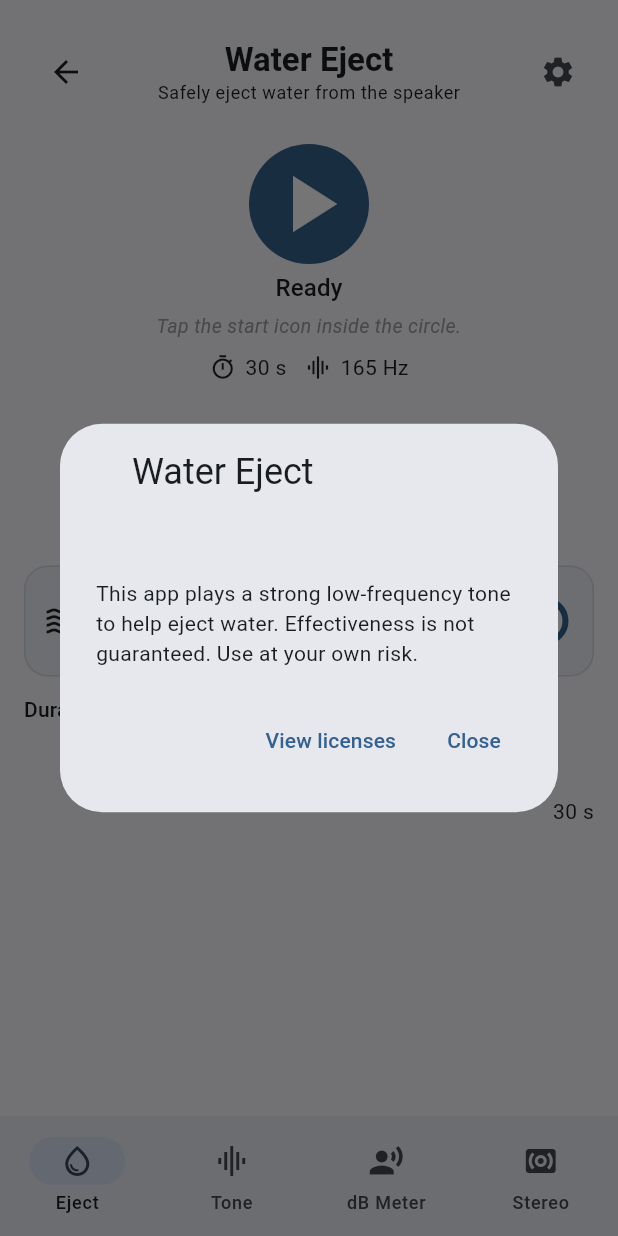
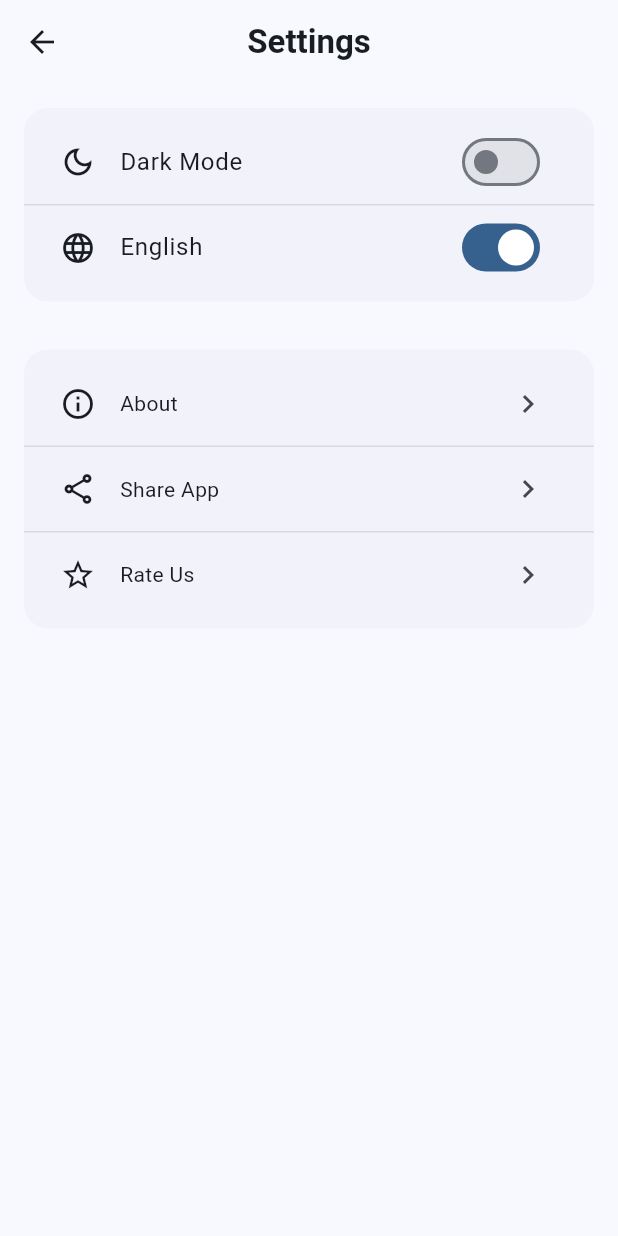
Before and after one commit to esrabetulozcann/Water-Eject-App, a Flutter app: the CleanerShell screen opened by its route, after a tap on the "settings" icon, on a phone screen of 412 x 824 dp. Run offline on Flutter 3.47's test engine with Material 3 defaults, Android fonts, the phone set to English and light mode, and no system bars; our stand-ins replace bloc, easy_localization, equatable, flutter_bloc, just_audio, lottie and 4 more; missing offline and left inert: noise_meter, volume_controller; accounts and stored records are empty.

Commit message:
Adding setting page

```diff
--- a/assets/translations/en-US.json
+++ b/assets/translations/en-US.json
@@ -92,5 +92,14 @@
   "skip": "Skip",
   "next": "Next",
   "auto_loop_description": "Auto Loop: Automatically switches between channels during testing",
-  "ready_hint": "Tap the start icon inside the circle."
+  "ready_hint": "Tap the start icon inside the circle.",
+  "setting_title": "Settings",
+  "setting_dark_mode": "Dark Mode",
+  "setting_light_mode": "Light Mode",
+  "setting_language_en": "English",
+  "setting_language_tr": "Turkish",
+  "setting_abaout": "About",
+  "setting_app_share": "Share App",
+  "setting_app_rate": "Rate Us",
+  "setting_privacy_policy": "Privacy Policy"
 }
--- a/lib/app/common/constant/app_icons.dart
+++ b/lib/app/common/constant/app_icons.dart
@@ -25,6 +25,12 @@ enum AppIcons {
   recordVoice,
   surroundSound,
   play, // oynat ikonu
+  darkMode,
+  language,
+  chevron_right,
+  info,
+  share,
+  star,
 }
 
 extension AppIconsExtension on AppIcons {
@@ -76,6 +82,18 @@ extension AppIconsExtension on AppIcons {
         return Icons.surround_sound;
       case AppIcons.play:
         return Icons.play_arrow;
+      case AppIcons.darkMode:
+        return Icons.dark_mode_outlined;
+      case AppIcons.language:
+        return Icons.language_outlined;
+      case AppIcons.chevron_right:
+        return Icons.chevron_right;
+      case AppIcons.info:
+        return Icons.info_outline;
+      case AppIcons.share:
+        return Icons.share_outlined;
+      case AppIcons.star:
+        return Icons.star_border_outlined;
     }
   }
 }
--- a/lib/app/common/constant/localization_keys.dart
+++ b/lib/app/common/constant/localization_keys.dart
@@ -103,4 +103,15 @@ class LocaleKeys {
   static const tone_generator = 'tone_generator';
   static const tone_subtitle = 'tone_subtitle';
   static const tone_about_description = 'tone_about_description';
+
+  //setting page
+  static const setting_title = 'setting_title';
+  static const setting_dark_mode = 'setting_dark_mode';
+  static const setting_light_mode = 'setting_light_mode';
+  static const setting_language_en = 'setting_language_en';
+  static const setting_language_tr = 'setting_language_tr';
+  static const setting_abaout = 'setting_abaout';
+  static const setting_app_share = 'setting_app_share';
+  static const setting_app_rate = 'setting_app_rate';
+  static const setting_privacy_policy = 'setting_privacy_policy';
 }
--- a/lib/app/features/presentation/cleaner/widgets/cleaner_app_bar.dart
+++ b/lib/app/features/presentation/cleaner/widgets/cleaner_app_bar.dart
@@ -2,6 +2,7 @@ import 'package:easy_localization/easy_localization.dart';
 import 'package:flutter/material.dart';
 import 'package:water_eject/app/common/constant/localization_keys.dart';
 import 'package:water_eject/app/common/widgets/common_app_bar.dart';
+import 'package:water_eject/app/features/presentation/setting/views/setting_page.dart';
 
 class CleanerAppBar extends StatelessWidget {
   const CleanerAppBar({super.key});
@@ -15,11 +16,20 @@ class CleanerAppBar extends StatelessWidget {
       subtitle: LocaleKeys.cta_subtitle.tr(),
       showSettings: true,
       onSettingsPressed: () {
-        showAboutDialog(
+        Navigator.push(
+          context,
+          MaterialPageRoute(
+            builder: (context) {
+              return const SettingPage();
+            },
+          ),
+        );
+        /*showAboutDialog(
           context: context,
           applicationName: LocaleKeys.app_title.tr(),
           children: [Text(LocaleKeys.disclaimer_body.tr())],
         );
+        */
       },
 
       //  backgroundColor: const Color(0xFFE1F5FE),
--- /dev/null
+++ b/lib/app/features/presentation/setting/cubit/setting_cubit.dart
@@ -0,0 +1,14 @@
+import 'package:flutter_bloc/flutter_bloc.dart';
+import 'package:water_eject/app/features/presentation/setting/cubit/setting_state.dart';
+
+class SettingCubit extends Cubit<SettingState> {
+  SettingCubit() : super(const SettingState());
+
+  void toggleDarkMode(bool value) {
+    emit(state.copyWith(isDarkMode: value));
+  }
+
+  void toggleLanguage(bool isEnglish) {
+    emit(state.copyWith(isEnglish: isEnglish));
+  }
+}
--- /dev/null
+++ b/lib/app/features/presentation/setting/cubit/setting_state.dart
@@ -0,0 +1,18 @@
+import 'package:equatable/equatable.dart';
+
+class SettingState extends Equatable {
+  final bool isDarkMode;
+  final bool isEnglish;
+
+  const SettingState({this.isDarkMode = false, this.isEnglish = true});
+
+  SettingState copyWith({bool? isDarkMode, bool? isEnglish}) {
+    return SettingState(
+      isDarkMode: isDarkMode ?? this.isDarkMode,
+      isEnglish: isEnglish ?? this.isEnglish,
+    );
+  }
+
+  @override
+  List<Object?> get props => [isDarkMode, isEnglish];
+}
--- /dev/null
+++ b/lib/app/features/presentation/setting/views/setting_page.dart
@@ -0,0 +1,88 @@
+import 'package:easy_localization/easy_localization.dart';
+import 'package:flutter/material.dart';
+import 'package:flutter_bloc/flutter_bloc.dart';
+import 'package:water_eject/app/common/constant/app_icons.dart';
+import 'package:water_eject/app/common/constant/localization_keys.dart';
+import 'package:water_eject/app/features/presentation/setting/cubit/setting_cubit.dart';
+import 'package:water_eject/app/features/presentation/setting/cubit/setting_state.dart';
+import 'package:water_eject/app/features/presentation/setting/widgets/setting_app_bar.dart';
+import 'package:water_eject/app/features/presentation/setting/widgets/settings_section.dart';
+import 'package:water_eject/app/features/presentation/setting/widgets/settings_switch_tile.dart';
+import 'package:water_eject/app/features/presentation/setting/widgets/settings_tile.dart';
+import 'package:water_eject/core/cubit/localization_cubit.dart';
+import 'package:water_eject/core/theme/cubit/theme_cubit.dart';
+
+class SettingPage extends StatelessWidget {
+  const SettingPage({super.key});
+
+  @override
+  Widget build(BuildContext context) {
+    return BlocProvider(
+      create: (_) => SettingCubit(),
+      child: BlocBuilder<SettingCubit, SettingState>(
+        builder: (context, state) {
+          final cubit = context.read<SettingCubit>();
+
+          return Scaffold(
+            appBar: SettingAppBar(),
+            body: ListView(
+              padding: const EdgeInsets.all(16),
+              children: [
+                SettingsSection(
+                  children: [
+                    SettingsSwitchTile(
+                      icon: AppIcons.darkMode.iconData,
+                      title: LocaleKeys.setting_dark_mode.tr(),
+                      value: state.isDarkMode,
+                      onChanged: (val) {
+                        // 1) Kendi cubit’inin state’ini güncelle (UI tutarlılığı)
+                        cubit.toggleDarkMode(val);
+                        // 2) Uygulama temasını gerçek Cubit’e bildir (global etki)
+                        context.read<ThemeCubit>().toggle(val);
+                      },
+                    ),
+
+                    SettingsSwitchTile(
+                      icon: AppIcons.language.iconData,
+                      title: LocaleKeys.setting_language_en.tr(),
+                      value: state.isEnglish,
+                      onChanged: (isEnglish) async {
+                        // 1) Kendi cubit’inin state’ini güncelle
+                        cubit.toggleLanguage(isEnglish);
+                        // 2) LocaleCubit’e bildir (global etki)
+                        final locale = isEnglish
+                            ? const Locale('en', 'US')
+                            : const Locale('tr', 'TR');
+                        context.read<LocaleCubit>().setLocale(locale);
+                        // 3) EasyLocalization zaten main.dart’ta BlocListener ile locale’ı güncelliyor.
+                        // (İstersen burada da güvence olsun diye:)
+                        await context.setLocale(locale);
+                      },
+                    ),
+                  ],
+                ),
+                const SizedBox(height: 16),
+                SettingsSection(
+                  children: [
+                    SettingsTile(
+                      icon: AppIcons.info.iconData,
+                      title: LocaleKeys.setting_abaout.tr(),
+                    ),
+                    SettingsTile(
+                      icon: AppIcons.share.iconData,
+                      title: LocaleKeys.setting_app_share.tr(),
+                    ),
+                    SettingsTile(
+                      icon: AppIcons.star.iconData,
+                      title: LocaleKeys.setting_app_rate.tr(),
+                    ),
+                  ],
+                ),
+              ],
+            ),
+          );
+        },
+      ),
+    );
+  }
+}
--- /dev/null
+++ b/lib/app/features/presentation/setting/widgets/setting_app_bar.dart
@@ -0,0 +1,20 @@
+import 'package:easy_localization/easy_localization.dart';
+import 'package:flutter/material.dart';
+import 'package:water_eject/app/common/constant/localization_keys.dart';
+import 'package:water_eject/app/common/widgets/common_app_bar.dart';
+
+class SettingAppBar extends StatelessWidget implements PreferredSizeWidget {
+  const SettingAppBar({super.key});
+
+  @override
+  Widget build(BuildContext context) {
+    return CommonAppBar(
+      title: LocaleKeys.setting_title.tr(),
+      centerTitle: true,
+      showSettings: false,
+    );
+  }
+
+  @override
+  Size get preferredSize => const Size.fromHeight(kToolbarHeight);
+}
--- /dev/null
+++ b/lib/app/features/presentation/setting/widgets/settings_section.dart
@@ -0,0 +1,52 @@
+import 'package:flutter/material.dart';
+
+class SettingsSection extends StatelessWidget {
+  final List<Widget> children;
+  final String? title; // istersen başlık gösterebilirsin
+
+  const SettingsSection({super.key, required this.children, this.title});
+
+  @override
+  Widget build(BuildContext context) {
+    final theme = Theme.of(context);
+    return Card(
+      elevation: 0,
+      margin: const EdgeInsets.only(bottom: 16),
+      shape: RoundedRectangleBorder(borderRadius: BorderRadius.circular(16)),
+      child: Padding(
+        padding: const EdgeInsets.symmetric(vertical: 8),
+        child: Column(
+          children: [
+            if (title != null) ...[
+              Padding(
+                padding: const EdgeInsets.fromLTRB(16, 12, 16, 4),
+                child: Align(
+                  alignment: Alignment.centerLeft,
+                  child: Text(title!, style: theme.textTheme.titleMedium),
+                ),
+              ),
+              const Divider(height: 8),
+            ],
+            ..._withDividers(children, theme),
+          ],
+        ),
+      ),
+    );
+  }
+
+  List<Widget> _withDividers(List<Widget> items, ThemeData theme) {
+    final out = <Widget>[];
+    for (int i = 0; i < items.length; i++) {
+      out.add(
+        Padding(
+          padding: const EdgeInsets.symmetric(horizontal: 8),
+          child: items[i],
+        ),
+      );
+      if (i != items.length - 1) {
+        out.add(Divider(height: 1, color: theme.dividerColor.withOpacity(0.2)));
+      }
+    }
+    return out;
+  }
+}
--- /dev/null
+++ b/lib/app/features/presentation/setting/widgets/settings_switch_tile.dart
@@ -0,0 +1,27 @@
+import 'package:flutter/material.dart';
+
+class SettingsSwitchTile extends StatelessWidget {
+  final IconData icon;
+  final String title;
+  final bool value;
+  final ValueChanged<bool> onChanged;
+
+  const SettingsSwitchTile({
+    super.key,
+    required this.icon,
+    required this.title,
+    required this.value,
+    required this.onChanged,
+  });
+
+  @override
+  Widget build(BuildContext context) {
+    final theme = Theme.of(context);
+    return SwitchListTile(
+      secondary: Icon(icon, color: theme.colorScheme.onSurface),
+      title: Text(title),
+      value: value,
+      onChanged: onChanged,
+    );
+  }
+}
--- /dev/null
+++ b/lib/app/features/presentation/setting/widgets/settings_tile.dart
@@ -0,0 +1,26 @@
+import 'package:flutter/material.dart';
+import 'package:water_eject/app/common/constant/app_icons.dart';
+
+class SettingsTile extends StatelessWidget {
+  final IconData icon;
+  final String title;
+  final VoidCallback? onTap;
+
+  const SettingsTile({
+    super.key,
+    required this.icon,
+    required this.title,
+    this.onTap,
+  });
+
+  @override
+  Widget build(BuildContext context) {
+    final theme = Theme.of(context);
+    return ListTile(
+      leading: Icon(icon, color: theme.colorScheme.onSurface),
+      title: Text(title, style: theme.textTheme.bodyMedium),
+      trailing: Icon(AppIcons.chevron_right.iconData),
+      onTap: onTap,
+    );
+  }
+}
```
Also changed, not shown: assets/translations/tr-TR.json (+10 -1 lines), lib/app/common/enum/app_language_enum.dart (added, +27 -0 lines), lib/app/features/data/stereo/stereo_player_impl.dart (+50 -17 lines), lib/app/features/presentation/stereo/widgets/auto_loop_switch.dart (+16 -18 lines), lib/main.dart (+10 -8 lines), lib/app/core/locale_keys.g.dart, lib/core/localization/locale_keys.g.dart.
